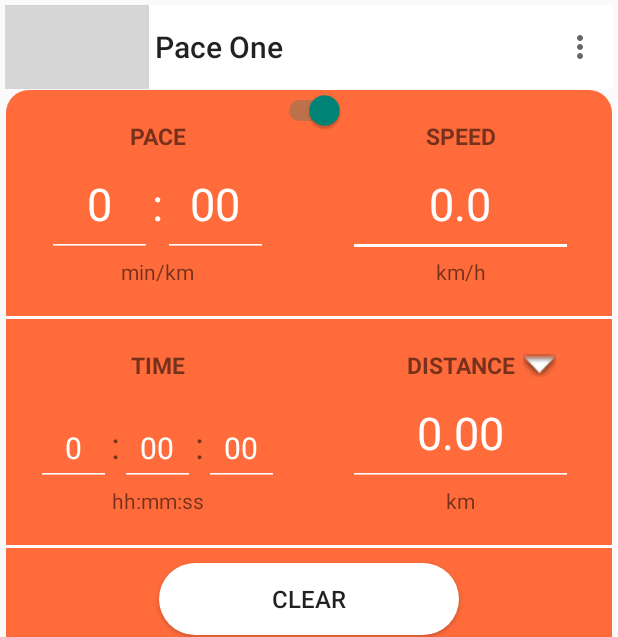
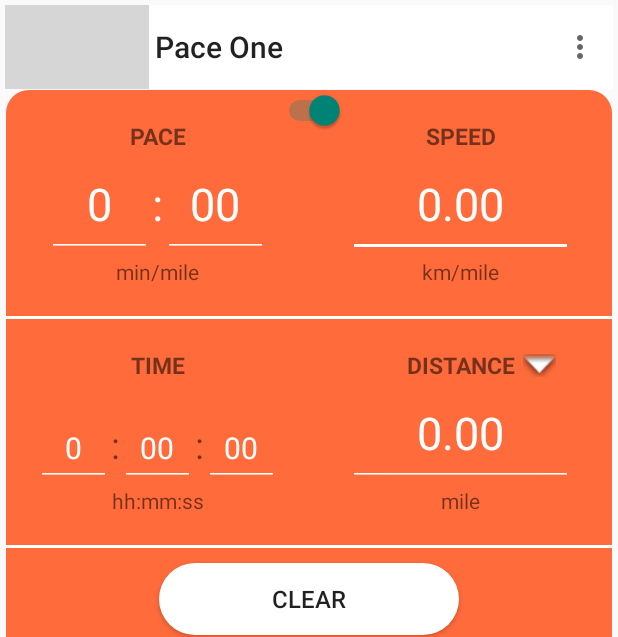
Before and after one commit to x5bart/PaceOne, an Android app: the screen it shows after launch (MainActivity), after a tap on an icon or button, on a phone screen of 412 x 824 dp. Shown: the top 637 px of the screen. Run offline under Robolectric (Android 15) with nearby library versions, the phone set to English and light mode, and no system bars; libraries missing offline, so code that uses them is left out: com.yandex.mobile; plain views replace AdView; Roboto replaces fonts that are not available here; 4 statements that could not run were skipped; grey boxes are pictures that could not be loaded.

Commit message:
mile 2/2

```diff
--- a/app/src/main/java/com/x5bart_soft/paceone/Fragment1.kt
+++ b/app/src/main/java/com/x5bart_soft/paceone/Fragment1.kt
@@ -51,6 +51,7 @@ class Fragment1 : Fragment() {
         etID = 0
         btnSegment.isVisible = false
         visible()
+
 
         val BLOCK_ID = "adf-326819/1042468"
         banner_view.blockId = BLOCK_ID
@@ -247,11 +248,15 @@ class Fragment1 : Fragment() {
             when (b) {
                 false -> {
                     MainActivity.flagMileKm = 1
-
+                    textView2.text = resources.getString(R.string.min_km)
+                    textView.text = resources.getString(R.string.km_h)
+                    textView11.text = resources.getString(R.string.km)
                 }
                 true -> {
                     MainActivity.flagMileKm = 2
-
+                    textView2.text = resources.getString(R.string.min_mile)
+                    textView.text = resources.getString(R.string.km_mile)
+                    textView11.text = resources.getString(R.string.mile)
                 }
             }
         }
@@ -259,6 +264,7 @@ class Fragment1 : Fragment() {
             kmToMileSw()
             notNull()
             kmHToMKm()
+            dist()
         }
     }
 
@@ -384,13 +390,17 @@ class Fragment1 : Fragment() {
 
 
     fun kmToMile() {
-        val res = etKm / (MainActivity.MILEKM / MainActivity.KM)
+        val res = (etKm / (MainActivity.MILEKM / MainActivity.KM))
+            .toBigDecimal()
+            .setScale(2, RoundingMode.HALF_UP)
         etSpeed.setText("$res")
 
     }
 
     fun mileToKm() {
-        val res = etKm * (MainActivity.MILEKM / MainActivity.KM)
+        val res = (etKm * (MainActivity.MILEKM / MainActivity.KM))
+            .toBigDecimal()
+            .setScale(2, RoundingMode.HALF_UP)
         etSpeed.setText("$res")
     }
 
@@ -409,7 +419,7 @@ class Fragment1 : Fragment() {
         notNull()
         if (etMin != 0 && etSec == 0 || etMin == 0 && etSec != 0 || etMin != 0 && etSec != 0) {
             val allSecond = ((etMin * MainActivity.MINUTE) + etSec).toDouble()
-            val mSec = (MainActivity.unit/ allSecond)
+            val mSec = (MainActivity.unit / allSecond)
             val res = (mSec * MainActivity.MSEC)
                 .toBigDecimal()
                 .setScale(2, RoundingMode.HALF_UP)
@@ -448,7 +458,8 @@ class Fragment1 : Fragment() {
             val pace = ((etMin * MainActivity.MINUTE) + etSec).toDouble()
             val distSec =
                 (((etCalcDistHour * MainActivity.MINUTE) + etCalcDistMin) * MainActivity.MINUTE) + etCalcDistSec
-            val res = distSec / pace
+            val res = (distSec / pace).toBigDecimal()
+                .setScale(2, RoundingMode.HALF_UP)
             etCalcKmh.setText("$res")
         }
         notNull()
@@ -462,8 +473,8 @@ class Fragment1 : Fragment() {
                 (etCalcKm / etKm * MainActivity.HOUR).toBigDecimal().setScale(0, RoundingMode.UP)
                     .toInt()
             val hour = (etCalcKm / etKm).toInt()
-            val min = ((sumSec - (hour * MainActivity.HOUR)) / MainActivity.MINUTE)
-            val sec = (sumSec - (hour * MainActivity.HOUR) - (min * MainActivity.MINUTE))
+            val min = ((sumSec - (hour * MainActivity.HOUR)) / MainActivity.MINUTE).toInt()
+            val sec = (sumSec - (hour * MainActivity.HOUR) - (min * MainActivity.MINUTE)).toInt()
             etCalcDistH.setText("$hour")
             etCalcDistM.setText("$min")
             etCalcDistS.setText("$sec")
--- a/app/src/main/res/layout/fragment1.xml
+++ b/app/src/main/res/layout/fragment1.xml
@@ -16,8 +16,8 @@
         android:layout_marginStart="5dp"
         android:clickable="true"
         app:layout_constraintBottom_toTopOf="@+id/etCalcKmh"
-        app:layout_constraintStart_toEndOf="@+id/textView7"
-        app:layout_constraintTop_toTopOf="@+id/textView7"
+        app:layout_constraintStart_toEndOf="@+id/textView77"
+        app:layout_constraintTop_toTopOf="@+id/textView77"
         app:srcCompat="@android:drawable/arrow_down_float" />
 
     <TextView
@@ -111,7 +111,7 @@
         android:inputType="number"
         android:maxLength="2"
         android:theme="@style/EditTextFontBig"
-        app:layout_constraintEnd_toStartOf="@+id/textView5"
+        app:layout_constraintEnd_toStartOf="@+id/textView555"
         app:layout_constraintTop_toBottomOf="@id/textView3" />
 
     <EditText
@@ -123,11 +123,11 @@
         android:inputType="number"
         android:maxLength="2"
         android:theme="@style/EditTextFontBig"
-        app:layout_constraintStart_toEndOf="@+id/textView5"
+        app:layout_constraintStart_toEndOf="@+id/textView555"
         app:layout_constraintTop_toTopOf="@+id/etPaceM" />
 
     <TextView
-        android:id="@+id/textView5"
+        android:id="@+id/textView555"
         android:layout_width="wrap_content"
         android:layout_height="wrap_content"
         android:fontFamily="@font/audiowide"
@@ -209,7 +209,7 @@
         android:theme="@style/EditTextFontBig"
         app:layout_constraintEnd_toEndOf="parent"
         app:layout_constraintStart_toStartOf="@+id/guideline"
-        app:layout_constraintTop_toBottomOf="@+id/textView7" />
+        app:layout_constraintTop_toBottomOf="@+id/textView77" />
 
     <View
         android:id="@+id/divider"
@@ -230,7 +230,7 @@
         tools:layout_editor_absoluteX="-16dp" />
 
     <TextView
-        android:id="@+id/textView7"
+        android:id="@+id/textView77"
         style="@style/FontTitle"
         android:text="@string/distance"
         app:layout_constraintEnd_toEndOf="parent"
--- a/app/src/main/res/values/strings.xml
+++ b/app/src/main/res/values/strings.xml
@@ -4,13 +4,16 @@
     <string name="negative_and_positive_splits">Negative and positive splits</string>
     <string name="app_name" translatable="false">Pace One</string>
     <string name="km_h" translatable="false">km/h</string>
+    <string name="km_mile" translatable="false">km/mile</string>
     <string name="min_km" translatable="false">min/km</string>
+    <string name="min_mile" translatable="false">min/mile</string>
     <string name="pace" translatable="false">PACE</string>
     <string name="speed" translatable="false">SPEED</string>
     <string name="time" translatable="false">TIME</string>
     <string name="distance" translatable="false">DISTANCE</string>
     <string name="hh_mm_ss" translatable="false">hh:mm:ss</string>
     <string name="km" translatable="false">km</string>
+    <string name="mile" translatable="false">mile</string>
     <string name="clear" translatable="false">Clear</string>
     <string name="dialog" translatable="false">Calculate</string>
     <string name="distance2" translatable="false">DISTANCE</string>
```
Also changed, not shown: app/src/main/java/com/x5bart_soft/paceone/segment/Fragment2.kt (+15 -5 lines), app/src/main/res/layout/fragment2.xml (+4 -4 lines), 1 other file.
